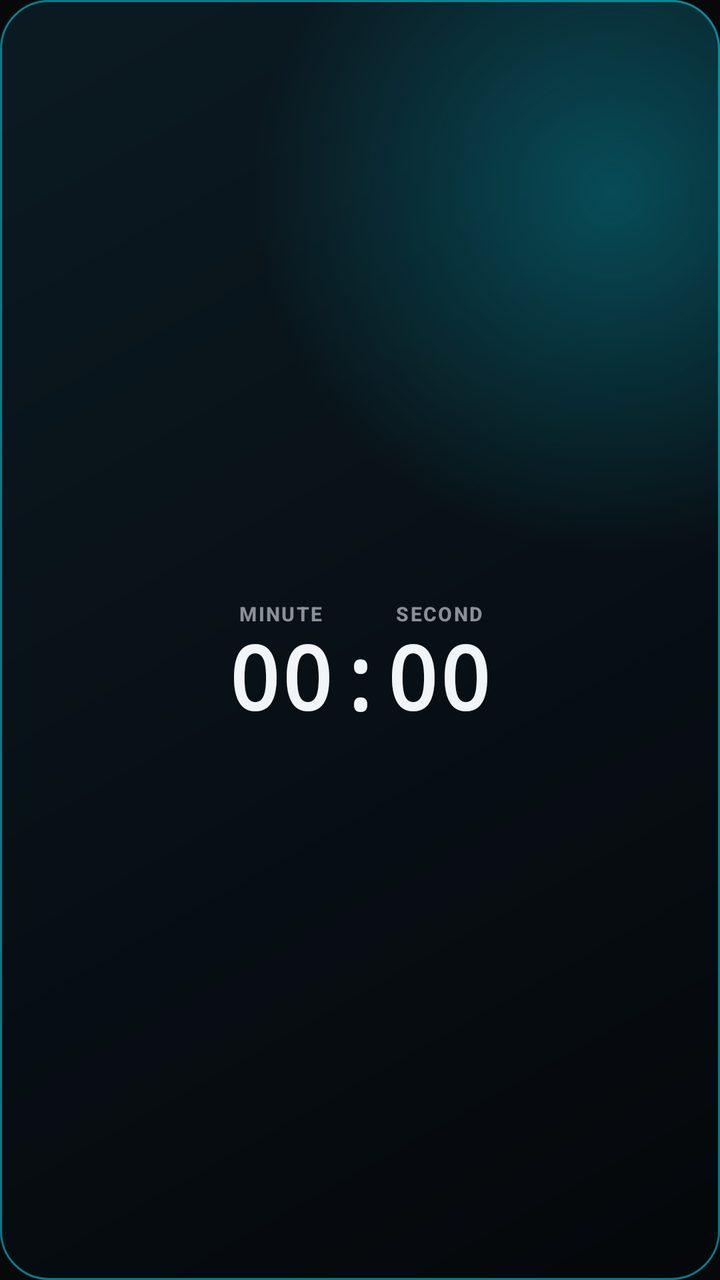
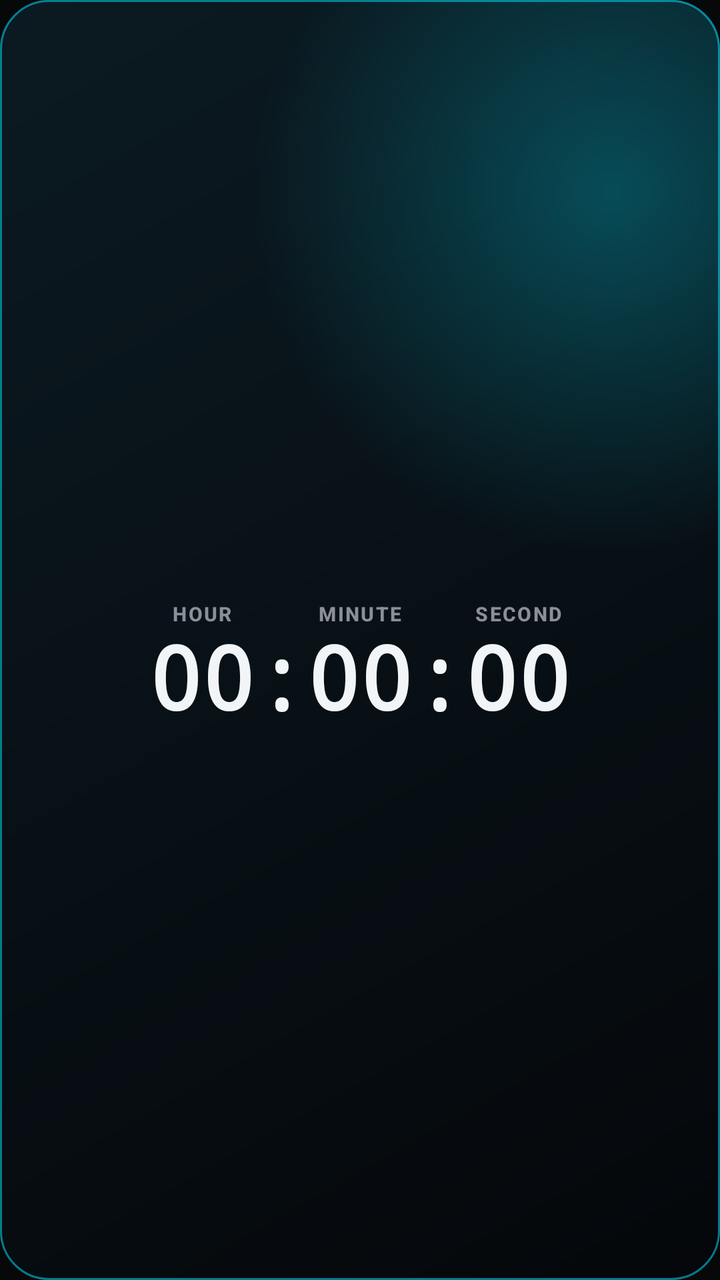

Two renders of the same Android screen: before a commit and after it. Below are the layout's source before the change and the commit's diff.
<!-- AndroidManifest.xml: application theme Theme.Cortex -->
<!-- res/layout/widget_counter.xml -->
<?xml version="1.0" encoding="utf-8"?>
<FrameLayout xmlns:android="http://schemas.android.com/apk/res/android"
    android:id="@+id/widget_root"
    android:layout_width="match_parent"
    android:layout_height="match_parent"
    android:background="@drawable/widget_background">

    <TextView
        android:id="@+id/widget_top_fill"
        android:layout_width="match_parent"
        android:layout_height="0dp"
        android:layout_gravity="top"
        android:visibility="gone" />

    <TextView
        android:id="@+id/widget_bottom_fill"
        android:layout_width="match_parent"
        android:layout_height="0dp"
        android:layout_gravity="bottom"
        android:visibility="gone" />

    <ImageView
        android:id="@+id/widget_background_image_fit"
        android:layout_width="match_parent"
        android:layout_height="match_parent"
        android:contentDescription="@null"
        android:scaleType="fitCenter"
        android:visibility="gone" />

    <ImageView
        android:id="@+id/widget_background_image_crop"
        android:layout_width="match_parent"
        android:layout_height="match_parent"
        android:contentDescription="@null"
        android:scaleType="centerCrop"
        android:visibility="gone" />

    <TextView
        android:id="@+id/widget_scrim"
        android:layout_width="match_parent"
        android:layout_height="match_parent"
        android:background="#A6000000"
        android:visibility="gone" />

    <TextView
        android:layout_width="match_parent"
        android:layout_height="match_parent"
        android:background="@drawable/widget_border"
        android:clickable="false"
        android:focusable="false" />

    <LinearLayout
        android:layout_width="match_parent"
        android:layout_height="match_parent"
        android:gravity="center"
        android:orientation="vertical"
        android:padding="10dp">

        <TextView
            android:id="@+id/widget_title"
            android:layout_width="match_parent"
            android:layout_height="wrap_content"
            android:layout_marginBottom="4dp"
            android:ellipsize="end"
            android:fontFamily="sans-serif-medium"
            android:gravity="center"
            android:maxLines="1"
            android:textColor="#CCF2F5F7"
            android:textSize="13sp" />

        <LinearLayout
            android:id="@+id/widget_content"
            android:layout_width="wrap_content"
            android:layout_height="wrap_content"
            android:gravity="center"
            android:orientation="horizontal">

            <LinearLayout
                android:layout_width="wrap_content"
                android:layout_height="wrap_content"
                android:orientation="vertical">

                <LinearLayout
                    android:layout_width="match_parent"
                    android:layout_height="wrap_content"
                    android:orientation="horizontal">

                    <TextView
                        android:layout_width="0dp"
                        android:layout_height="wrap_content"
                        android:layout_weight="2"
                        android:fontFamily="sans-serif-medium"
                        android:gravity="center"
                        android:letterSpacing="0.08"
                        android:text="DAY"
                        android:textColor="#FF8A8F98"
                        android:textSize="10sp"
                        android:textStyle="bold" />

                    <TextView
                        android:layout_width="0dp"
                        android:layout_height="wrap_content"
                        android:layout_weight="1" />
                </LinearLayout>

                <TextView
                    android:id="@+id/widget_days"
                    android:layout_width="wrap_content"
                    android:layout_height="wrap_content"
                    android:fontFamily="monospace"
                    android:includeFontPadding="false"
                    android:maxLines="1"
                    android:textColor="#FF00E5FF"
                    android:textSize="44sp"
                    android:textStyle="bold" />
            </LinearLayout>

            <LinearLayout
                android:layout_width="wrap_content"
                android:layout_height="wrap_content"
                android:orientation="vertical">

                <LinearLayout
                    android:layout_width="match_parent"
                    android:layout_height="wrap_content"
                    android:orientation="horizontal">

                    <TextView
                        android:layout_width="0dp"
                        android:layout_height="wrap_content"
                        android:layout_weight="2"
                        android:fontFamily="sans-serif-medium"
                        android:gravity="center"
                        android:letterSpacing="0.08"
                        android:text="HOUR"
                        android:textColor="#FF8A8F98"
                        android:textSize="10sp"
                        android:textStyle="bold" />

                    <TextView
                        android:layout_width="0dp"
                        android:layout_height="wrap_content"
                        android:layout_weight="1" />
                </LinearLayout>

                <TextView
                    android:id="@+id/widget_hours"
                    android:layout_width="wrap_content"
                    android:layout_height="wrap_content"
                    android:fontFamily="monospace"
                    android:includeFontPadding="false"
                    android:maxLines="1"
                    android:textColor="#FFF2F5F7"
                    android:textSize="44sp"
                    android:textStyle="bold" />
            </LinearLayout>

            <LinearLayout
                android:layout_width="wrap_content"
                android:layout_height="wrap_content"
                android:orientation="vertical">

                <LinearLayout
                    android:layout_width="match_parent"
                    android:layout_height="wrap_content"
                    android:orientation="horizontal">

                    <TextView
                        android:layout_width="0dp"
                        android:layout_height="wrap_content"
                        android:layout_weight="2"
                        android:fontFamily="sans-serif-medium"
                        android:gravity="center"
                        android:letterSpacing="0.08"
                        android:text="MINUTE"
                        android:textColor="#FF8A8F98"
                        android:textSize="10sp"
                        android:textStyle="bold" />

                    <TextView
                        android:layout_width="0dp"
                        android:layout_height="wrap_content"
                        android:layout_weight="1" />

                    <TextView
                        android:layout_width="0dp"
                        android:layout_height="wrap_content"
                        android:layout_weight="2"
                        android:fontFamily="sans-serif-medium"
                        android:gravity="center"
                        android:letterSpacing="0.08"
                        android:text="SECOND"
                        android:textColor="#FF8A8F98"
                        android:textSize="10sp"
                        android:textStyle="bold" />
                </LinearLayout>

                <Chronometer
                    android:id="@+id/widget_chronometer"
                    android:layout_width="wrap_content"
                    android:layout_height="wrap_content"
                    android:fontFamily="monospace"
                    android:includeFontPadding="false"
                    android:maxLines="1"
                    android:textColor="#FFF2F5F7"
                    android:textSize="44sp"
                    android:textStyle="bold" />
            </LinearLayout>
        </LinearLayout>

        <TextView
            android:id="@+id/widget_hint"
            android:layout_width="match_parent"
            android:layout_height="wrap_content"
            android:gravity="center"
            android:text="@string/widget_empty"
            android:textColor="#FF8A8F98"
            android:textSize="13sp"
            android:visibility="gone" />
    </LinearLayout>
</FrameLayout>
<!-- resources referenced by this layout -->
<resources>
  <!-- drawable widget_background (drawable) -->
  <?xml version="1.0" encoding="utf-8"?>
  <layer-list xmlns:android="http://schemas.android.com/apk/res/android">
      <item>
          <shape android:shape="rectangle">
              <gradient
                  android:angle="135"
                  android:endColor="#FF0B1A22"
                  android:startColor="#FF05070A" />
              <corners android:radius="24dp" />
              <stroke
                  android:width="1dp"
                  android:color="#3300E5FF" />
          </shape>
      </item>
      <item>
          <shape android:shape="rectangle">
              <gradient
                  android:centerX="85%"
                  android:centerY="15%"
                  android:endColor="#0000E5FF"
                  android:gradientRadius="180dp"
                  android:startColor="#4400E5FF"
                  android:type="radial" />
              <corners android:radius="24dp" />
          </shape>
      </item>
  </layer-list>
  <!-- drawable widget_border (drawable) -->
  <?xml version="1.0" encoding="utf-8"?>
  <shape xmlns:android="http://schemas.android.com/apk/res/android"
      android:shape="rectangle">
      <solid android:color="#00000000" />
      <corners android:radius="24dp" />
      <stroke
          android:width="1dp"
          android:color="#6600E5FF" />
  </shape>
  <string name="widget_empty">Open Cortex to start counting</string>
  <style name="Theme.Cortex" parent="android:Theme.Material.NoActionBar">
          <item name="android:windowBackground">#FF07080A</item>
          <item name="android:statusBarColor">#FF07080A</item>
          <item name="android:navigationBarColor">#FF07080A</item>
          <item name="android:windowLightStatusBar">false</item>
      </style>
</resources>

<!-- the commit's change to res/layout/widget_counter.xml (unified diff, before → after) -->
@@ -143,11 +143,13 @@
                         android:layout_weight="1" />
                 </LinearLayout>
 
-                <TextView
+                <TextClock
                     android:id="@+id/widget_hours"
                     android:layout_width="wrap_content"
                     android:layout_height="wrap_content"
                     android:fontFamily="monospace"
+                    android:format12Hour="HH:"
+                    android:format24Hour="HH:"
                     android:includeFontPadding="false"
                     android:maxLines="1"
                     android:textColor="#FFF2F5F7"
@@ -195,11 +197,13 @@
                         android:textStyle="bold" />
                 </LinearLayout>
 
-                <Chronometer
-                    android:id="@+id/widget_chronometer"
+                <TextClock
+                    android:id="@+id/widget_clock"
                     android:layout_width="wrap_content"
                     android:layout_height="wrap_content"
                     android:fontFamily="monospace"
+                    android:format12Hour="mm:ss"
+                    android:format24Hour="mm:ss"
                     android:includeFontPadding="false"
                     android:maxLines="1"
                     android:textColor="#FFF2F5F7"
